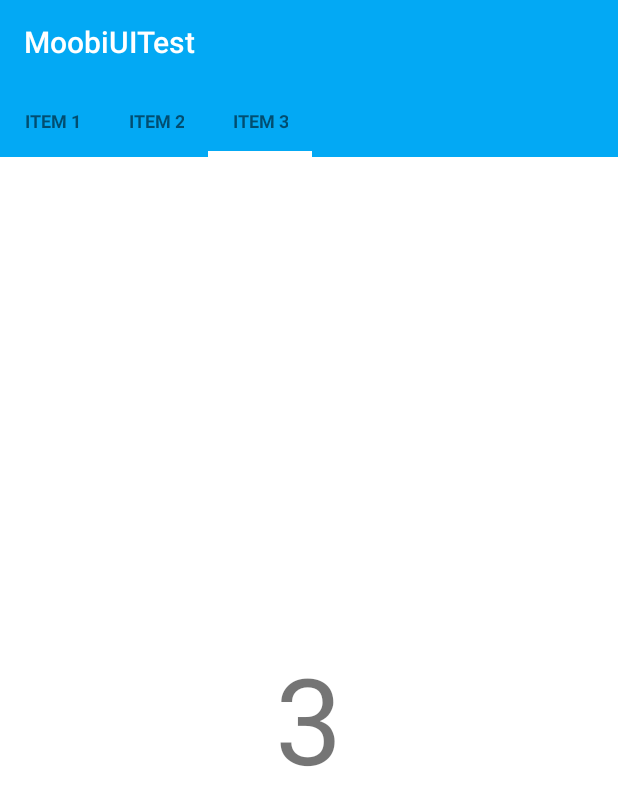
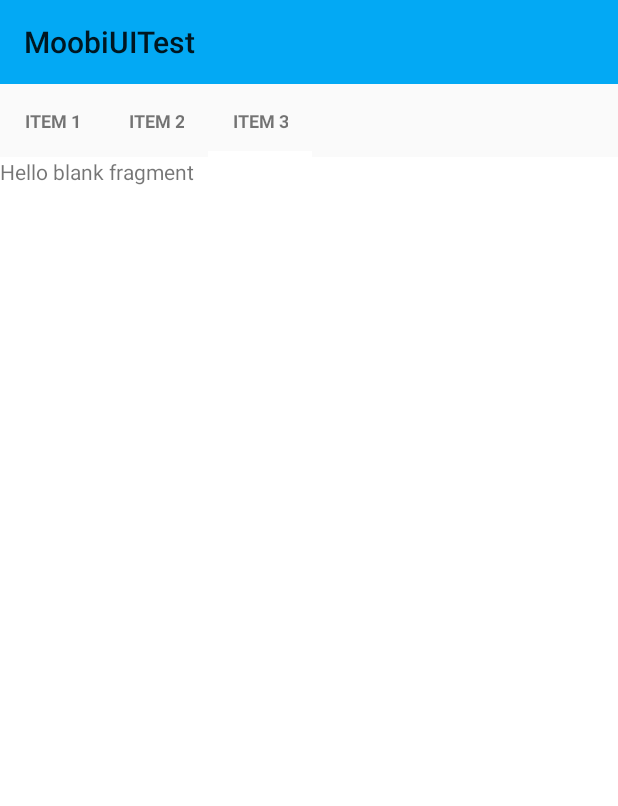
Before and after one commit to danielgek/uiteste, an Android app: the screen it shows after launch (MainActivity), after a tap on an icon or button, on a phone screen of 412 x 824 dp. Shown: the top 806 px of the screen. Run offline under Robolectric (Android 15) with nearby library versions, the phone set to English and light mode, and no system bars; 2 other taps on this screen came first.

Commit message:
use fragments

```diff
--- a/app/src/main/java/com/danielgek/moobiuitest/MainActivity.java
+++ b/app/src/main/java/com/danielgek/moobiuitest/MainActivity.java
@@ -1,6 +1,10 @@
 package com.danielgek.moobiuitest;
 
 import android.app.ActionBar;
+import android.support.v4.app.Fragment;
+import android.support.v4.app.FragmentManager;
+import android.support.v4.app.FragmentPagerAdapter;
+import android.support.v4.app.FragmentStatePagerAdapter;
 import android.support.v4.view.PagerAdapter;
 import android.support.v4.view.ViewPager;
 import android.support.v7.app.ActionBarActivity;
@@ -13,6 +17,8 @@ import android.view.View;
 import android.view.ViewGroup;
 import android.widget.TextView;
 
+import com.danielgek.moobiuitest.fragments.Fragment1;
+import com.danielgek.moobiuitest.fragments.Fragment2;
 import com.danielgek.moobiuitest.view.SlidingTabLayout;
 
 
@@ -34,7 +40,10 @@ public class MainActivity extends ActionBarActivity {
 
 
         mViewPager = (ViewPager) findViewById(R.id.viewpager);
-        mViewPager.setAdapter(new SamplePagerAdapter());
+
+        FragmentManager fragmentManager = getSupportFragmentManager();
+
+        mViewPager.setAdapter(new SamplePagerAdapter(fragmentManager));
         // END_INCLUDE (setup_viewpager)
 
         // BEGIN_INCLUDE (setup_slidingtablayout)
@@ -73,68 +82,37 @@ public class MainActivity extends ActionBarActivity {
      * this class is the {@link #getPageTitle(int)} method which controls what is displayed in the
      * {@link SlidingTabLayout}.
      */
-    class SamplePagerAdapter extends PagerAdapter {
+    class SamplePagerAdapter extends FragmentStatePagerAdapter {
 
-        /**
-         * @return the number of pages to display
-         */
+        public SamplePagerAdapter(FragmentManager fm) {
+            super(fm);
+        }
+
+
         @Override
         public int getCount() {
             return 3;
         }
 
-        /**
-         * @return true if the value returned from {@link #instantiateItem(android.view.ViewGroup, int)} is the
-         * same object as the {@link android.view.View} added to the {@link android.support.v4.view.ViewPager}.
-         */
-        @Override
-        public boolean isViewFromObject(View view, Object o) {
-            return o == view;
-        }
 
-        // BEGIN_INCLUDE (pageradapter_getpagetitle)
-        /**
-         * Return the title of the item at {@code position}. This is important as what this method
-         * returns is what is displayed in the {@link SlidingTabLayout}.
-         * <p>
-         * Here we construct one using the position value, but for real application the title should
-         * refer to the item's contents.
-         */
+
+
         @Override
         public CharSequence getPageTitle(int position) {
             return "Item " + (position + 1);
         }
-        // END_INCLUDE (pageradapter_getpagetitle)
 
-        /**
-         * Instantiate the {@link android.view.View} which should be displayed at {@code position}. Here we
-         * inflate a layout from the apps resources and then change the text view to signify the position.
-         */
+
         @Override
-        public Object instantiateItem(ViewGroup container, int position) {
-            // Inflate a new layout from our resources
-            View view = getLayoutInflater().inflate(R.layout.pager_item,container, false);
-            // Add the newly created View to the ViewPager
-            container.addView(view);
+        public Fragment getItem(int position) {
+            Fragment fragment = null;
+            switch (position){
+                case 0: fragment = new Fragment1();break;
+                case 1: fragment = new Fragment2();break;
+                default: fragment = new Fragment1();
+            }
 
-            // Retrieve a TextView from the inflated View, and update it's text
-            TextView title = (TextView) view.findViewById(R.id.item_title);
-            title.setText(String.valueOf(position + 1));
-
-            Log.i(LOG_TAG, "instantiateItem() [position: " + position + "]");
-
-            // Return the View
-            return view;
-        }
-
-        /**
-         * Destroy the item from the {@link android.support.v4.view.ViewPager}. In our case this is simply removing the
-         * {@link android.view.View}.
-         */
-        @Override
-        public void destroyItem(ViewGroup container, int position, Object object) {
-            container.removeView((View) object);
-            Log.i(LOG_TAG, "destroyItem() [position: " + position + "]");
+            return fragment;
         }
 
     }
--- /dev/null
+++ b/app/src/main/java/com/danielgek/moobiuitest/fragments/Fragment1.java
@@ -0,0 +1,36 @@
+package com.danielgek.moobiuitest.fragments;
+
+import android.app.Activity;
+import android.net.Uri;
+import android.os.Bundle;
+import android.support.v4.app.Fragment;
+import android.view.LayoutInflater;
+import android.view.View;
+import android.view.ViewGroup;
+
+import com.danielgek.moobiuitest.R;
+
+
+public class Fragment1 extends Fragment {
+
+
+    public Fragment1() {
+        // Required empty public constructor
+    }
+
+    @Override
+    public void onCreate(Bundle savedInstanceState) {
+        super.onCreate(savedInstanceState);
+
+    }
+
+    @Override
+    public View onCreateView(LayoutInflater inflater, ViewGroup container,
+                             Bundle savedInstanceState) {
+        // Inflate the layout for this fragment
+        return inflater.inflate(R.layout.fragment1, container, false);
+    }
+
+
+
+}
--- /dev/null
+++ b/app/src/main/java/com/danielgek/moobiuitest/fragments/Fragment2.java
@@ -0,0 +1,31 @@
+package com.danielgek.moobiuitest.fragments;
+
+
+import android.os.Bundle;
+import android.support.v4.app.Fragment;
+import android.view.LayoutInflater;
+import android.view.View;
+import android.view.ViewGroup;
+
+import com.danielgek.moobiuitest.R;
+
+/**
+ * A simple {@link Fragment} subclass.
+ */
+public class Fragment2 extends Fragment {
+
+
+    public Fragment2() {
+        // Required empty public constructor
+    }
+
+
+    @Override
+    public View onCreateView(LayoutInflater inflater, ViewGroup container,
+                             Bundle savedInstanceState) {
+        // Inflate the layout for this fragment
+        return inflater.inflate(R.layout.fragment2, container, false);
+    }
+
+
+}
--- /dev/null
+++ b/app/src/main/res/layout/fragment1.xml
@@ -0,0 +1,10 @@
+<FrameLayout xmlns:android="http://schemas.android.com/apk/res/android"
+    xmlns:tools="http://schemas.android.com/tools" android:layout_width="match_parent"
+    android:layout_height="match_parent"
+    tools:context="com.danielgek.moobiuitest.fragments.Fragment1">
+
+    <!-- TODO: Update blank fragment layout -->
+    <TextView android:layout_width="match_parent" android:layout_height="match_parent"
+        android:text="@string/hello_blank_fragment" />
+
+</FrameLayout>
--- /dev/null
+++ b/app/src/main/res/layout/fragment2.xml
@@ -0,0 +1,10 @@
+<FrameLayout xmlns:android="http://schemas.android.com/apk/res/android"
+    xmlns:tools="http://schemas.android.com/tools" android:layout_width="match_parent"
+    android:layout_height="match_parent"
+    tools:context="com.danielgek.moobiuitest.fragments.Fragment2">
+
+    <!-- TODO: Update blank fragment layout -->
+    <TextView android:layout_width="match_parent" android:layout_height="match_parent"
+        android:text="wfwqerqwerqwer" />
+
+</FrameLayout>
--- a/app/src/main/res/values/strings.xml
+++ b/app/src/main/res/values/strings.xml
@@ -4,5 +4,6 @@
     <string name="app_name">MoobiUITest</string>
     <string name="hello_world">Hello world!</string>
     <string name="action_settings">Settings</string>
+    <string name="hello_blank_fragment">Hello blank fragment</string>
 
 </resources>
--- a/app/src/main/res/values/styles.xml
+++ b/app/src/main/res/values/styles.xml
@@ -2,12 +2,7 @@
 
     <!-- Base application theme. -->
     <style name="AppTheme" parent="Theme.AppCompat.Light.NoActionBar">
-        <!-- Customize your theme here. -->
-        <item name="colorPrimary">@color/colorPrimary</item>
-        <item name="colorPrimaryDark">@color/colorPrimaryDark</item>
-        <item name="colorAccent">@color/colorAccent</item>
-        <item name="android:textColorPrimary">@color/textColorPrimary</item>
-        <item name="android:windowBackground">@color/windowBackground</item>
+
     </style>
 
 
```
